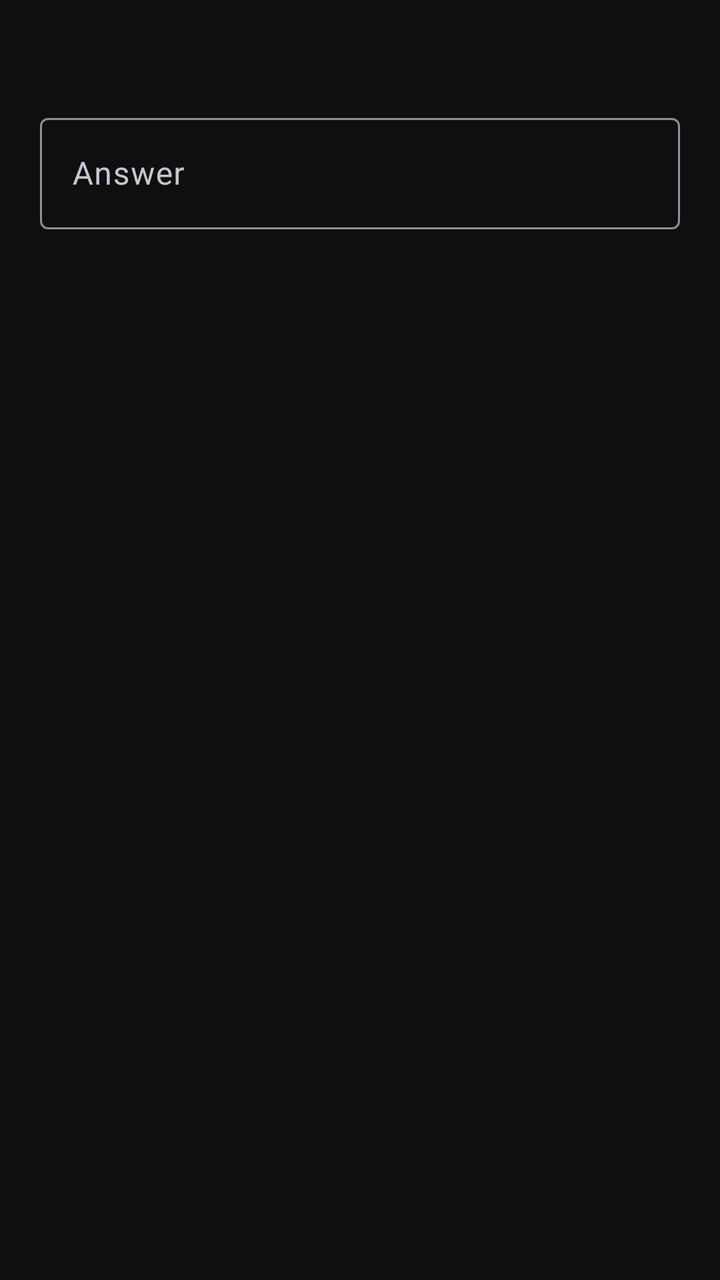
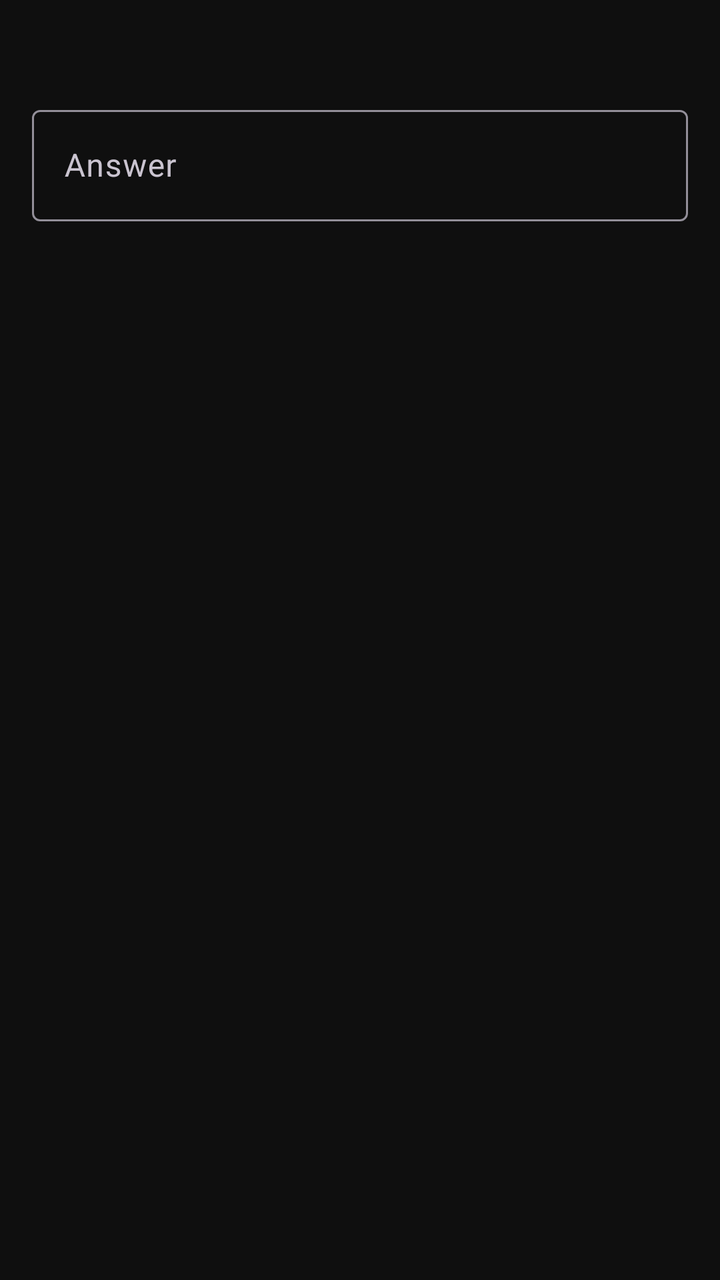

Before-and-after screenshots of an Android layout around one commit, followed by the original layout XML and the change that was made.
<!-- AndroidManifest.xml: application theme Theme.ShadowCalc -->
<!-- res/layout/dialog_forgot_pin.xml -->
<?xml version="1.0" encoding="utf-8"?>
<LinearLayout xmlns:android="http://schemas.android.com/apk/res/android"
    android:layout_width="match_parent"
    android:layout_height="wrap_content"
    android:orientation="vertical"
    android:padding="20dp">

    <TextView
        android:id="@+id/tvQuestion"
        android:layout_width="match_parent"
        android:layout_height="wrap_content"
        android:textColor="@color/text_primary"
        android:textSize="16sp"
        android:layout_marginBottom="12dp" />

    <com.google.android.material.textfield.TextInputLayout
        android:layout_width="match_parent"
        android:layout_height="wrap_content"
        android:hint="Answer">
        <com.google.android.material.textfield.TextInputEditText
            android:id="@+id/etAnswer"
            android:layout_width="match_parent"
            android:layout_height="wrap_content"
            android:textColor="@color/text_primary" />
    </com.google.android.material.textfield.TextInputLayout>
</LinearLayout>
<!-- resources referenced by this layout -->
<resources>
  <color name="text_primary">#FFFFFF</color>
  <style name="Theme.ShadowCalc" parent="Theme.Material3.Dark.NoActionBar">
          <item name="colorPrimary">@color/accent</item>
          <item name="colorPrimaryDark">@color/bg_dark</item>
          <item name="colorAccent">@color/accent</item>
          <item name="android:windowBackground">@color/bg_dark</item>
          <item name="android:statusBarColor">@color/bg_dark</item>
          <item name="android:navigationBarColor">@color/bg_dark</item>
          <item name="android:windowLightStatusBar">false</item>
      </style>
  <color name="accent">#00E676</color>
  <color name="bg_dark">#0F0F0F</color>
</resources>

<!-- the commit's change to res/layout/dialog_forgot_pin.xml (unified diff, before → after) -->
@@ -3,7 +3,7 @@
     android:layout_width="match_parent"
     android:layout_height="wrap_content"
     android:orientation="vertical"
-    android:padding="20dp">
+    android:padding="16dp">
 
     <TextView
         android:id="@+id/tvQuestion"
@@ -21,6 +21,6 @@
             android:id="@+id/etAnswer"
             android:layout_width="match_parent"
             android:layout_height="wrap_content"
-            android:textColor="@color/text_primary" />
+            android:inputType="text" />
     </com.google.android.material.textfield.TextInputLayout>
 </LinearLayout>
